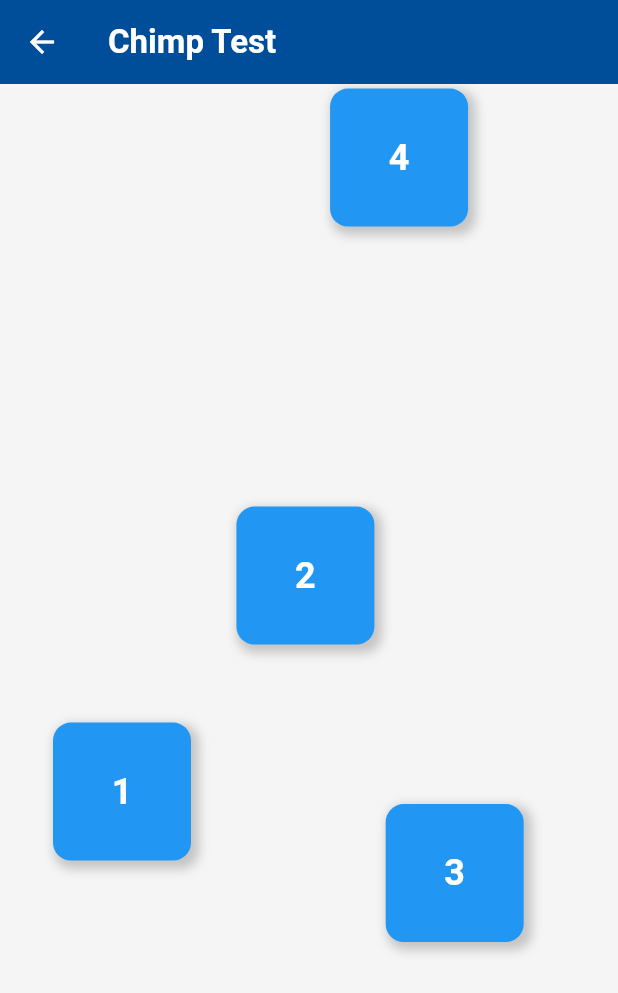
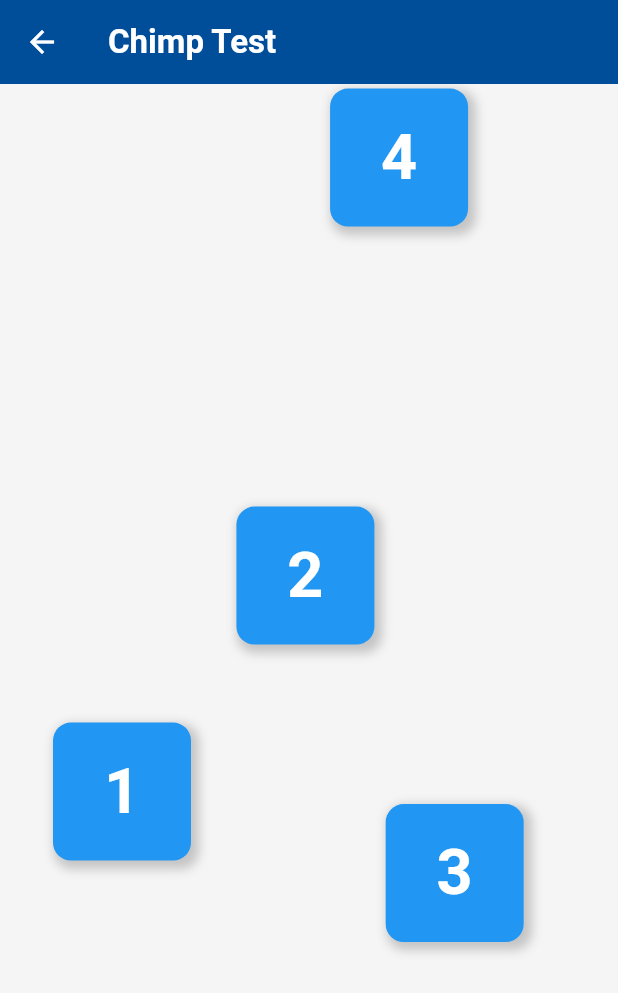
Before and after one commit to PrintN/Human-Benchmark, a Flutter app: the ChimpScreen screen opened directly, after a tap on "Start Test", on a phone screen of 412 x 824 dp. Shown: the top 993 px of the screen. Run offline on Flutter 3.47's test engine with Material 3 defaults, Android fonts, the light colour scheme and no system bars; our stand-ins replace fl_chart, flutter_tts, just_audio, share_plus, shared_preferences; accounts and stored records are empty; Roboto replaces fonts that are missing (RobotoMono); project files that could hold a hidden picture were left out.

Commit message:
style: Make font size bigger

```diff
--- a/lib/chimp.dart
+++ b/lib/chimp.dart
@@ -189,7 +189,7 @@ class _ChimpScreenState extends State<ChimpScreen> {
                               _showingNumbers ? '${_sequence[index]}' : '?',
                               style: const TextStyle(
                                 color: Colors.white,
-                                fontSize: 24,
+                                fontSize: 42,
                                 fontWeight: FontWeight.bold,
                               ),
                             ),
```
